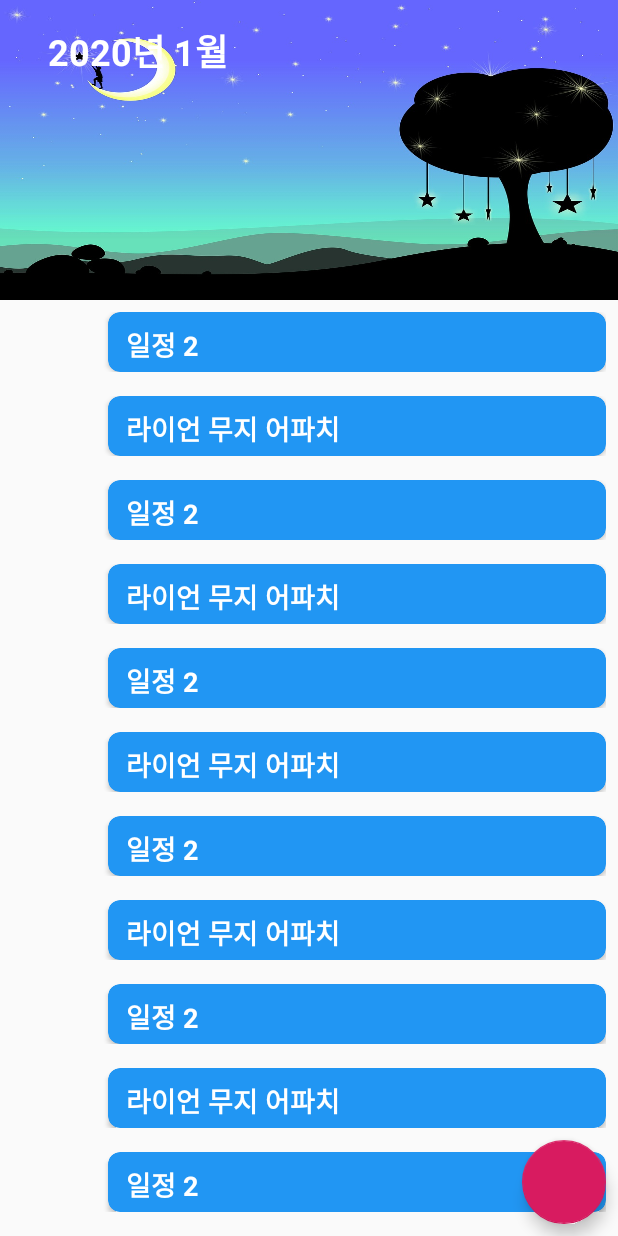
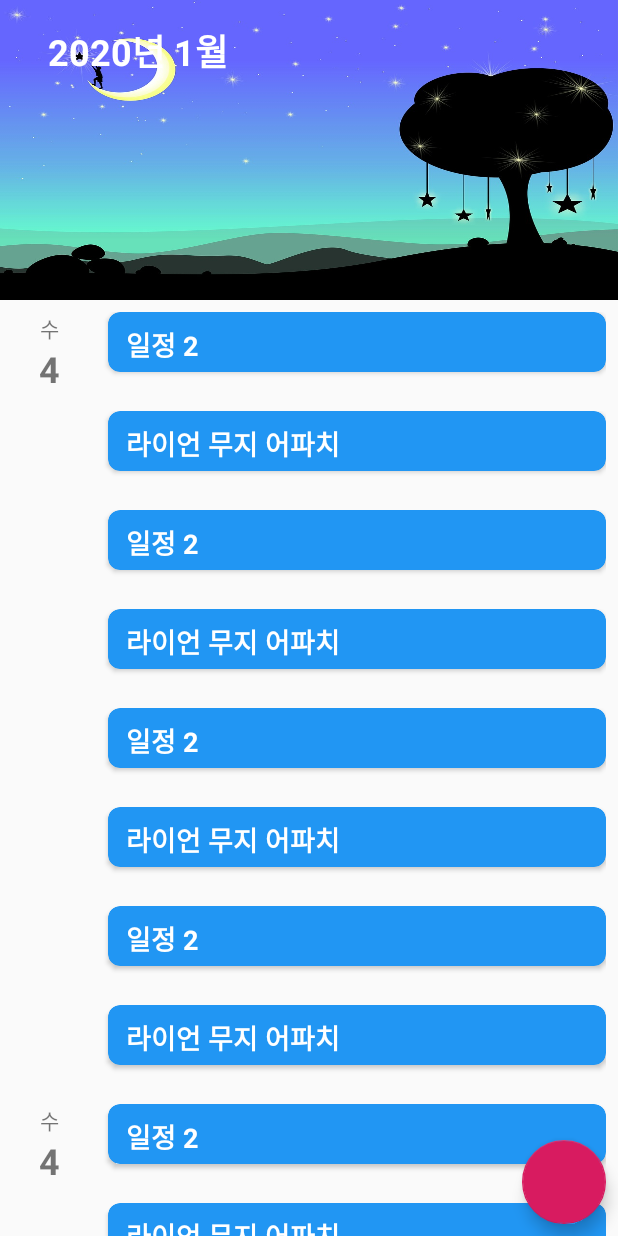
Before and after one commit to amathon-2019/polly_android, an Android app: the screen it shows after launch (MainActivity), on a phone screen of 412 x 824 dp. Run offline under Robolectric (Android 15) with nearby library versions, the phone set to English and light mode, and no system bars; our stand-ins replace RxJava; libraries missing offline, so code that uses them is left out: org.jetbrains.anko; 1 statement that could not run was skipped.

Commit message:
메인 UI 디자인

```diff
--- a/app/src/main/java/com/example/awspolly/adapter/TodoViewHolder.kt
+++ b/app/src/main/java/com/example/awspolly/adapter/TodoViewHolder.kt
@@ -1,6 +1,7 @@
 package com.example.awspolly.adapter
 
 import android.view.View
+import android.view.ViewGroup
 import android.widget.TextView
 import androidx.recyclerview.widget.RecyclerView
 import com.example.awspolly.data.TodoListItem
@@ -9,8 +10,10 @@ import kotlinx.android.synthetic.main.todo_view_item.view.*
 class TodoViewHolder(itemView: View) : RecyclerView.ViewHolder(itemView) {
 
     var todoText: TextView? = itemView.todo_text
+    var todoDate: ViewGroup? = itemView.todo_date
 
     fun bind(item: TodoListItem) {
         todoText?.text = item.content
+        todoDate?.visibility = if (item.isShowDate == 1) View.VISIBLE else View.INVISIBLE
     }
 }
--- a/app/src/main/java/com/example/awspolly/data/TodoListItem.kt
+++ b/app/src/main/java/com/example/awspolly/data/TodoListItem.kt
@@ -2,5 +2,6 @@ package com.example.awspolly.data
 
 data class TodoListItem(
     var content: String,
-    var todoDate: String
+    var todoDate: String,
+    var isShowDate: Int
 )
--- a/app/src/main/java/com/example/awspolly/ui/MainActivity.kt
+++ b/app/src/main/java/com/example/awspolly/ui/MainActivity.kt
@@ -33,76 +33,76 @@ class MainActivity : AppCompatActivity() {
 
         todoDataList = arrayListOf(
             TodoListItem(
-                "라이언 무지 어파치", "돌리고"
+                "라이언 무지 어파치", "돌리고", 0
             ),
             TodoListItem(
-                "일정 2", "돌리고"
+                "일정 2", "돌리고", 1
             ),
             TodoListItem(
-                "라이언 무지 어파치", "돌리고"
+                "라이언 무지 어파치", "돌리고", 0
             ),
             TodoListItem(
-                "일정 2", "돌리고"
+                "일정 2", "돌리고", 0
             ),
             TodoListItem(
-                "라이언 무지 어파치", "돌리고"
+                "라이언 무지 어파치", "돌리고", 0
             ),
             TodoListItem(
-                "일정 2", "돌리고"
+                "일정 2", "돌리고", 0
             ),
             TodoListItem(
-                "라이언 무지 어파치", "돌리고"
+                "라이언 무지 어파치", "돌리고", 0
             ),
             TodoListItem(
-                "일정 2", "돌리고"
+                "일정 2", "돌리고", 0
             ),
             TodoListItem(
-                "라이언 무지 어파치", "돌리고"
+                "라이언 무지 어파치", "돌리고", 0
             ),
             TodoListItem(
-                "일정 2", "돌리고"
+                "일정 2", "돌리고", 1
             ),
             TodoListItem(
-                "라이언 무지 어파치", "돌리고"
+                "라이언 무지 어파치", "돌리고", 0
             ),
             TodoListItem(
-                "일정 2", "돌리고"
+                "일정 2", "돌리고", 0
             ),
             TodoListItem(
-                "라이언 무지 어파치", "돌리고"
+                "라이언 무지 어파치", "돌리고", 0
             ),
             TodoListItem(
-                "일정 2", "돌리고"
+                "일정 2", "돌리고", 0
             ),
             TodoListItem(
-                "라이언 무지 어파치", "돌리고"
+                "라이언 무지 어파치", "돌리고", 0
             ),
             TodoListItem(
-                "일정 2", "돌리고"
+                "일정 2", "돌리고", 0
             ),
             TodoListItem(
-                "라이언 무지 어파치", "돌리고"
+                "라이언 무지 어파치", "돌리고", 0
             ),
             TodoListItem(
-                "일정 2", "돌리고"
+                "일정 2", "돌리고", 0
             ),
             TodoListItem(
-                "라이언 무지 어파치", "돌리고"
+                "라이언 무지 어파치", "돌리고", 0
             ),
             TodoListItem(
-                "일정 2", "돌리고"
+                "일정 2", "돌리고", 0
             ),
             TodoListItem(
-                "라이언 무지 어파치", "돌리고"
+                "라이언 무지 어파치", "돌리고", 0
             ),
             TodoListItem(
-                "일정 2", "돌리고"
+                "일정 2", "돌리고", 0
             ),
             TodoListItem(
-                "라이언 무지 어파치", "돌리고"
+                "라이언 무지 어파치", "돌리고", 0
             ),
             TodoListItem(
-                "일정 2", "돌리고"
+                "일정 2", "돌리고", 0
             )
         )
 
--- a/app/src/main/res/layout/todo_view_item.xml
+++ b/app/src/main/res/layout/todo_view_item.xml
@@ -31,4 +31,29 @@
             android:textStyle="bold" />
     </androidx.cardview.widget.CardView>
 
+    <LinearLayout
+        android:id="@+id/todo_date"
+        android:layout_width="50dp"
+        android:layout_height="50dp"
+        android:orientation="vertical"
+        app:layout_constraintStart_toStartOf="parent"
+        app:layout_constraintTop_toTopOf="parent">
+
+        <TextView
+            android:id="@+id/textView"
+            android:layout_width="match_parent"
+            android:layout_height="wrap_content"
+            android:gravity="center_horizontal"
+            android:text="수" />
+
+        <TextView
+            android:id="@+id/textView2"
+            android:layout_width="match_parent"
+            android:layout_height="wrap_content"
+            android:gravity="center_horizontal"
+            android:text="4"
+            android:textSize="24sp"
+            android:textStyle="bold" />
+    </LinearLayout>
+
 </androidx.constraintlayout.widget.ConstraintLayout>
```
